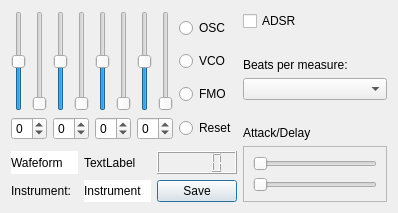
Qt form OceanGUI/spectrum_dialog_class.ui (uglasmeyer/ocean) before a commit.
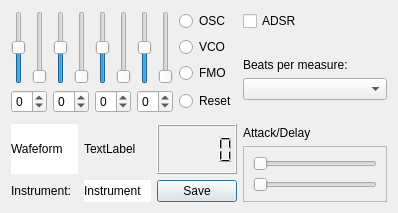
The same form after that commit.

```diff
--- a/OceanGUI/spectrum_dialog_class.ui
+++ b/OceanGUI/spectrum_dialog_class.ui
@@ -730,6 +730,12 @@
    </item>
    <item row="1" column="0">
     <layout class="QGridLayout" name="gridLayout_2">
+     <property name="sizeConstraint">
+      <enum>QLayout::SizeConstraint::SetFixedSize</enum>
+     </property>
+     <property name="leftMargin">
+      <number>0</number>
+     </property>
      <item row="2" column="1">
       <widget class="QLabel" name="lbl_instrument">
        <property name="styleSheet">
@@ -756,7 +762,26 @@
       </widget>
      </item>
      <item row="1" column="2">
-      <widget class="QLCDNumber" name="lcd_spectrumDisplay"/>
+      <widget class="QLCDNumber" name="lcd_spectrumDisplay">
+       <property name="sizePolicy">
+        <sizepolicy hsizetype="Minimum" vsizetype="Maximum">
+         <horstretch>0</horstretch>
+         <verstretch>0</verstretch>
+        </sizepolicy>
+       </property>
+       <property name="minimumSize">
+        <size>
+         <width>0</width>
+         <height>50</height>
+        </size>
+       </property>
+       <property name="sizeIncrement">
+        <size>
+         <width>0</width>
+         <height>0</height>
+        </size>
+       </property>
+      </widget>
      </item>
      <item row="1" column="0">
       <widget class="QLabel" name="lbl_waveform">
```
